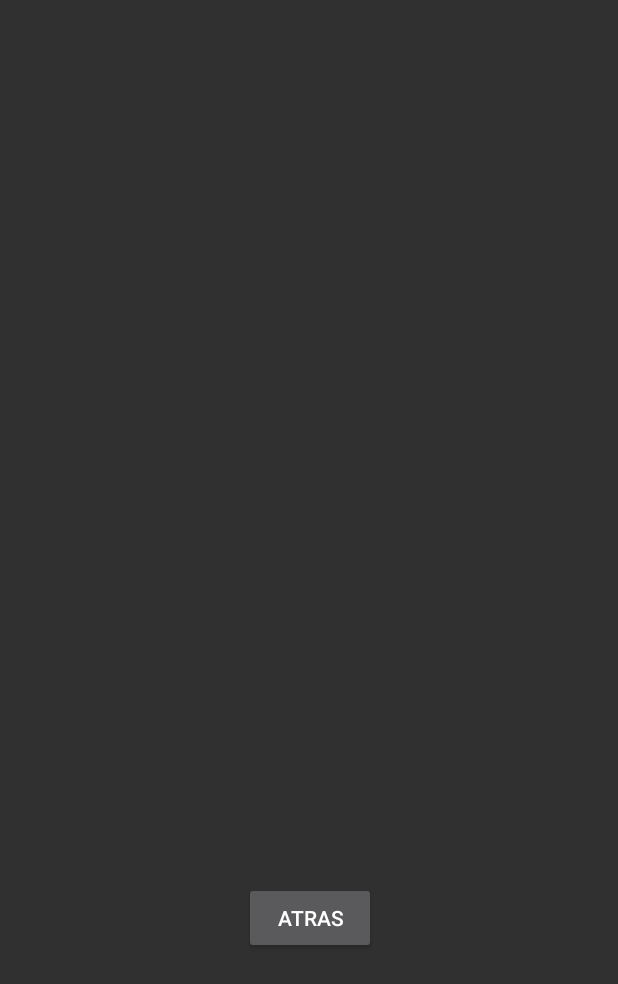
After one commit to felipetoro04/AppSemestralV1, an Android app: the HistorialUbicaciones screen opened directly, with no data from a screen before it, on a phone screen of 412 x 824 dp. The commit adds this screen. Shown: the top 984 px of the screen. Run offline under Robolectric (Android 15) with nearby library versions, the phone set to English and light mode, and no system bars.

Commit message:
HistorialLayoutbackbutton

```diff
--- a/app/src/main/AndroidManifest.xml
+++ b/app/src/main/AndroidManifest.xml
@@ -9,7 +9,8 @@
         android:roundIcon="@mipmap/ic_launcher_round"
         android:supportsRtl="true"
         android:theme="@style/Theme.AppCompat.NoActionBar">
-        <activity android:name=".Login"></activity>
+        <activity android:name=".HistorialUbicaciones"></activity>
+        <activity android:name=".Login" />
         <activity android:name=".SignIn" />
         <activity android:name=".MainActivity">
             <intent-filter>
--- /dev/null
+++ b/app/src/main/java/com/example/appsemestralv1/HistorialUbicaciones.java
@@ -0,0 +1,34 @@
+package com.example.appsemestralv1;
+
+import androidx.appcompat.app.AppCompatActivity;
+
+import android.content.Intent;
+import android.os.Bundle;
+import android.view.View;
+import android.widget.Button;
+
+public class HistorialUbicaciones extends AppCompatActivity implements View.OnClickListener {
+
+    public Button historialBack;
+
+    @Override
+    protected void onCreate(Bundle savedInstanceState) {
+        super.onCreate(savedInstanceState);
+        setContentView(R.layout.activity_historial_ubicaciones);
+
+        historialBack = (Button) findViewById(R.id.HistorialBack);
+        historialBack.setOnClickListener(this);
+
+    }
+
+    @Override
+    public void onClick(View v) {
+        switch (v.getId()){
+            case R.id.HistorialBack:
+                Intent i = new Intent (HistorialUbicaciones.this,MainActivity.class);
+                startActivity(i);
+                finish();
+                break;
+        }
+    }
+}
--- /dev/null
+++ b/app/src/main/res/layout/activity_historial_ubicaciones.xml
@@ -0,0 +1,24 @@
+<?xml version="1.0" encoding="utf-8"?>
+<androidx.constraintlayout.widget.ConstraintLayout xmlns:android="http://schemas.android.com/apk/res/android"
+    xmlns:app="http://schemas.android.com/apk/res-auto"
+    xmlns:tools="http://schemas.android.com/tools"
+    android:layout_width="match_parent"
+    android:layout_height="match_parent"
+    tools:context=".HistorialUbicaciones">
+
+    <Button
+        android:id="@+id/HistorialBack"
+        android:layout_width="wrap_content"
+        android:layout_height="wrap_content"
+        android:layout_marginStart="162dp"
+        android:layout_marginLeft="162dp"
+        android:layout_marginTop="541dp"
+        android:layout_marginEnd="161dp"
+        android:layout_marginRight="161dp"
+        android:layout_marginBottom="142dp"
+        android:text="ATRAS"
+        app:layout_constraintBottom_toBottomOf="parent"
+        app:layout_constraintEnd_toEndOf="parent"
+        app:layout_constraintStart_toStartOf="parent"
+        app:layout_constraintTop_toTopOf="parent" />
+</androidx.constraintlayout.widget.ConstraintLayout>
--- a/app/src/main/res/layout/activity_main.xml
+++ b/app/src/main/res/layout/activity_main.xml
@@ -46,7 +46,7 @@
 
         <Button
             android:id="@+id/btn_Sound"
-            android:layout_width="match_parent"
+            android:layout_width="152dp"
             android:layout_height="wrap_content"
             android:layout_marginStart="54dp"
             android:layout_marginLeft="54dp"
@@ -57,6 +57,9 @@
             android:background="@drawable/button_circle_two"
             android:text="@string/btn_Sound"
             android:textColor="@color/cardview_dark_background" />
+
+
+
 
         <Button
             android:id="@+id/HistoryTrack"
```
Also changed, not shown: app/src/main/java/com/example/appsemestralv1/MainActivity.java (+9 -5 lines).
